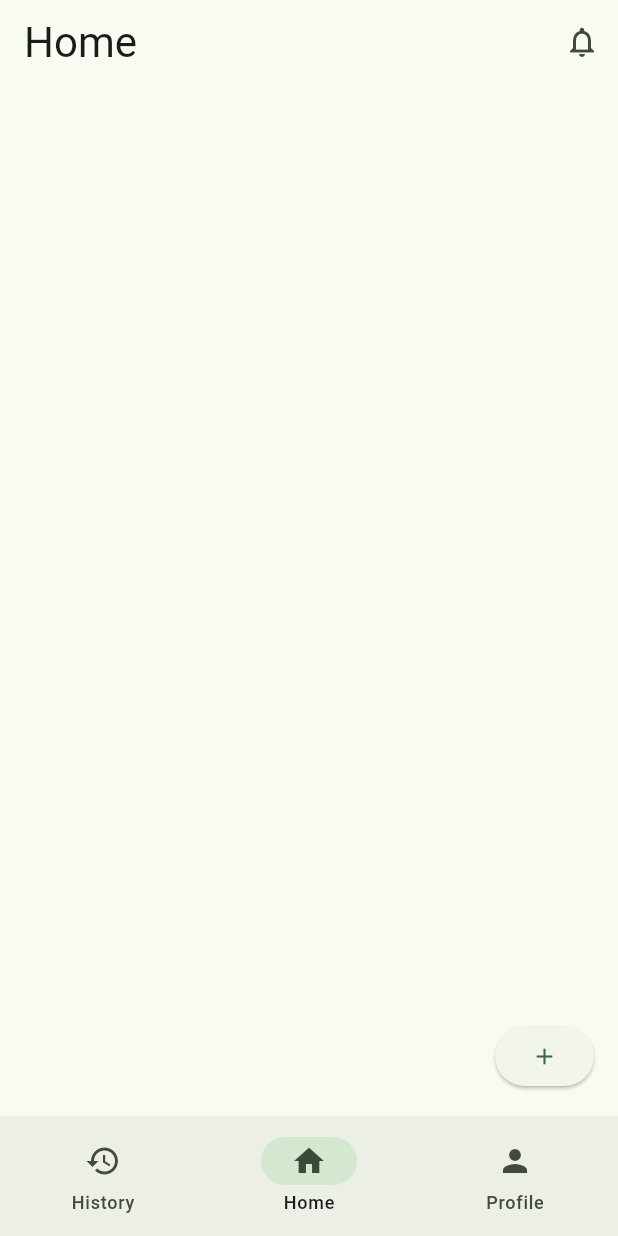
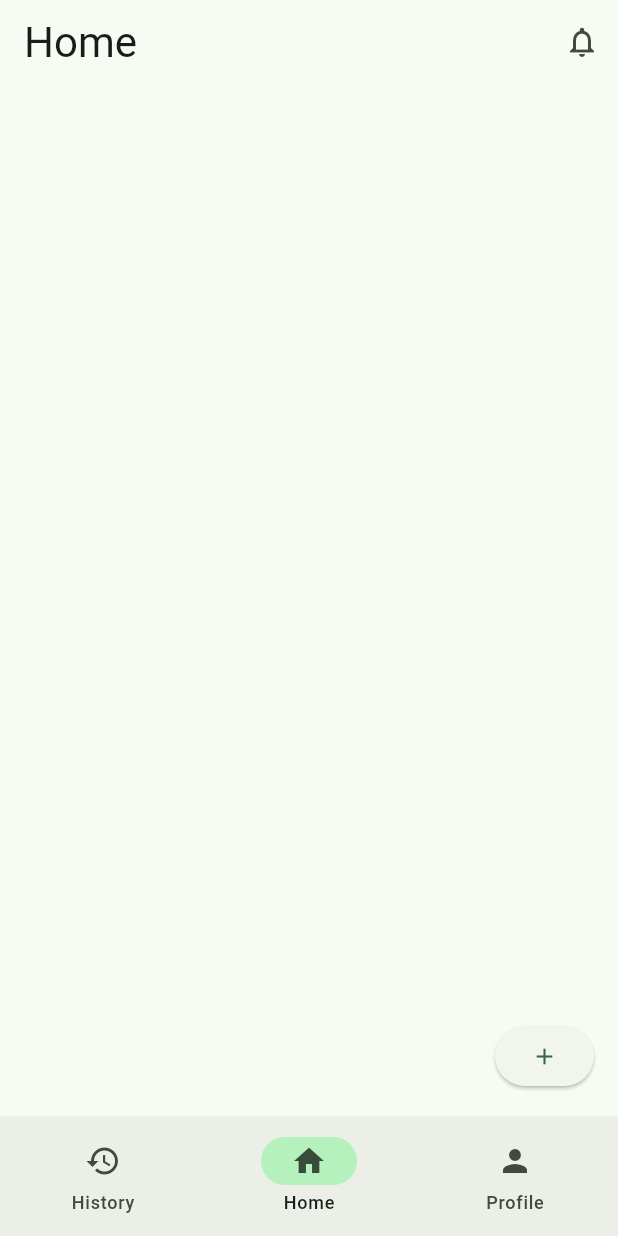
Before and after one commit to Nahidasef/medminder, a Flutter app: the screen it shows after launch, on a phone screen of 412 x 824 dp. Run offline on Flutter 3.47's test engine with Material 3 defaults, Android fonts, the phone set to English and light mode, and no system bars.

Commit message:
navbar indicator color improved

```diff
--- a/lib/main.dart
+++ b/lib/main.dart
@@ -16,7 +16,7 @@ class MyApp extends StatelessWidget {
       theme: ThemeData(
         useMaterial3: true,
         colorScheme: ColorScheme.fromSeed(
-          seedColor: Colors.greenAccent.shade700,
+          seedColor: Colors.greenAccent.shade400,
         ),
       ),
       darkTheme: ThemeData.dark(),
--- a/lib/widgets/navbar.dart
+++ b/lib/widgets/navbar.dart
@@ -17,7 +17,9 @@ class _NavbarState extends State<Navbar> {
           currentPageIndex = index;
         });
       },
-      //indicatorColor: Colors.amber,
+      indicatorColor: Theme.of(context).colorScheme.primaryContainer,
+      //surfaceTintColor: Theme.of(context).colorScheme.surfaceTint,
+      //backgroundColor: Theme.of(context).colorScheme.background,
       selectedIndex: currentPageIndex,
       destinations: const [
         NavigationDestination(icon: Icon(Icons.history), label: "History"),
```
